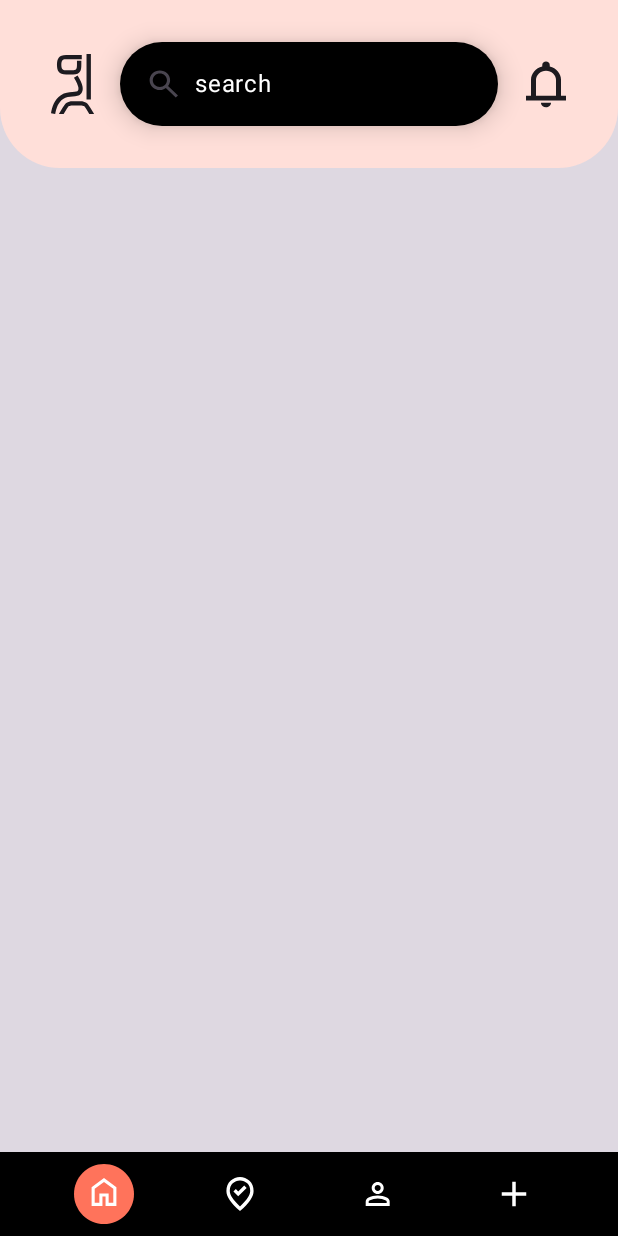
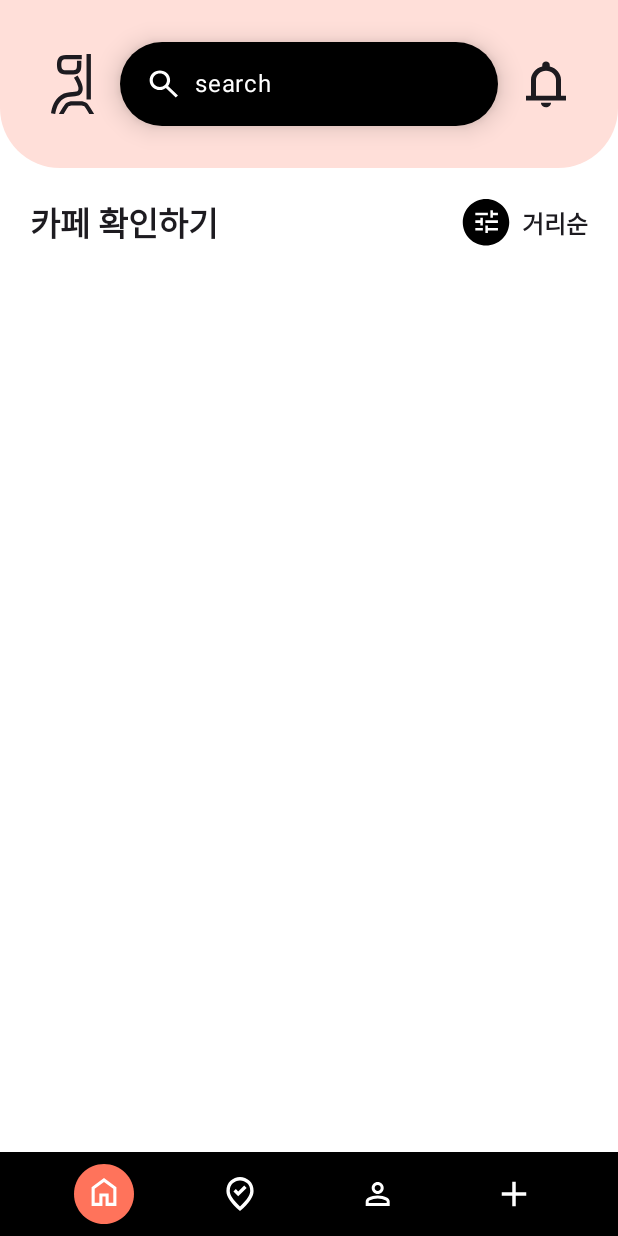
Before and after one commit to CaZaIt/Cazait-AOS, an Android app built with Jetpack Compose: the HomeRoute screen opened through its navigation route, on a phone screen of 412 x 824 dp. Run offline under Robolectric (Android 15) with nearby library versions, the phone set to English and light mode, and no system bars; our stand-ins replace Dagger/Hilt's generated code; 2 statements that could not run were skipped.

Commit message:
[Feat] 카페 홈 스크린 ui (카페 목록 타이틀)

```diff
--- a/feature/home/src/main/kotlin/org/cazait/cazaitandroid/feature/home/HomeScreen.kt
+++ b/feature/home/src/main/kotlin/org/cazait/cazaitandroid/feature/home/HomeScreen.kt
@@ -1,14 +1,19 @@
 package org.cazait.cazaitandroid.feature.home
 
 import android.content.res.Configuration
+import androidx.compose.foundation.Image
+import androidx.compose.foundation.background
 import androidx.compose.foundation.layout.Arrangement
 import androidx.compose.foundation.layout.Column
 import androidx.compose.foundation.layout.PaddingValues
 import androidx.compose.foundation.layout.Row
+import androidx.compose.foundation.layout.Spacer
 import androidx.compose.foundation.layout.fillMaxSize
 import androidx.compose.foundation.layout.fillMaxWidth
 import androidx.compose.foundation.layout.padding
 import androidx.compose.foundation.layout.size
+import androidx.compose.foundation.layout.width
+import androidx.compose.foundation.lazy.LazyColumn
 import androidx.compose.foundation.shape.RoundedCornerShape
 import androidx.compose.material3.Icon
 import androidx.compose.material3.MaterialTheme
@@ -25,6 +30,7 @@ import androidx.compose.ui.res.stringResource
 import androidx.compose.ui.res.vectorResource
 import androidx.compose.ui.tooling.preview.Preview
 import androidx.compose.ui.unit.dp
+import org.cazait.cazaitandroid.core.designsystem.component.CazaitCard
 import org.cazait.cazaitandroid.core.designsystem.theme.Black
 import org.cazait.cazaitandroid.core.designsystem.theme.CazaitTheme
 import org.cazait.cazaitandroid.core.designsystem.theme.White
@@ -38,8 +44,48 @@ internal fun HomeScreen(
     Column(
         modifier = modifier
             .padding(padding)
+            .background(color = MaterialTheme.colorScheme.primaryContainer)
             .fillMaxSize(),
+        verticalArrangement = Arrangement.spacedBy(20.dp),
     ) {
+        HomeTopBar()
+        LazyColumn(
+            modifier = Modifier
+                .fillMaxWidth()
+                .padding(horizontal = 20.dp)
+        ) {
+            item { HomeColumnTitle() }
+            item {
+                CazaitCard {
+
+                }
+            }
+        }
+    }
+}
+
+@Composable
+private fun HomeColumnTitle() {
+    Row(verticalAlignment = Alignment.CenterVertically) {
+        Text(
+            text = stringResource(id = R.string.home_cafes_column_title),
+            style = CazaitTheme.typography.titleLargeBL
+        )
+        Spacer(modifier = Modifier.weight(1f))
+        Image(
+            imageVector = ImageVector.vectorResource(R.drawable.ic_filter),
+            contentDescription = "filter",
+        )
+        Spacer(modifier = Modifier.width(8.dp))
+        Text(
+            text = stringResource(id = R.string.distance),
+            style = CazaitTheme.typography.titleMediumB
+        )
+    }
+}
+
+@Composable
+private fun HomeTopBar() {
     Surface(
         modifier = Modifier.fillMaxWidth(),
         color = MaterialTheme.colorScheme.background,
@@ -67,7 +113,6 @@ internal fun HomeScreen(
         }
     }
 }
-}
 
 @Composable
 private fun SearchingTextField(
@@ -87,7 +132,8 @@ private fun SearchingTextField(
                 Row(horizontalArrangement = Arrangement.spacedBy(8.dp)) {
                     Icon(
                         imageVector = ImageVector.vectorResource(R.drawable.ic_search),
-                        contentDescription = "Search Icon"
+                        contentDescription = "Search Icon",
+                        tint = White,
                     )
                     Text(
                         text = stringResource(id = R.string.search),
--- /dev/null
+++ b/feature/home/src/main/res/drawable/ic_filter.xml
@@ -0,0 +1,16 @@
+<vector xmlns:android="http://schemas.android.com/apk/res/android"
+    android:width="32dp"
+    android:height="31dp"
+    android:viewportWidth="32"
+    android:viewportHeight="31">
+  <path
+      android:pathData="M16,15.5m-15.5,0a15.5,15.5 0,1 1,31 0a15.5,15.5 0,1 1,-31 0"
+      android:fillColor="#000000"/>
+  <group>
+    <clip-path
+        android:pathData="M6.365,5.027h20.108v20.108h-20.108z"/>
+    <path
+        android:pathData="M15.581,22.622V17.595H17.257V19.27H23.959V20.946H17.257V22.622H15.581ZM8.878,20.946V19.27H13.905V20.946H8.878ZM12.23,17.595V15.919H8.878V14.243H12.23V12.568H13.905V17.595H12.23ZM15.581,15.919V14.243H23.959V15.919H15.581ZM18.933,12.568V7.541H20.608V9.216H23.959V10.892H20.608V12.568H18.933ZM8.878,10.892V9.216H17.257V10.892H8.878Z"
+        android:fillColor="#ffffff"/>
+  </group>
+</vector>
--- a/feature/home/src/main/res/values/strings.xml
+++ b/feature/home/src/main/res/values/strings.xml
@@ -1,4 +1,6 @@
 <?xml version="1.0" encoding="utf-8"?>
 <resources>
     <string name="search">search</string>
+    <string name="home_cafes_column_title">카페 확인하기</string>
+    <string name="distance">거리순</string>
 </resources>
```
Lines whose indentation alone changed are shown as unchanged.
